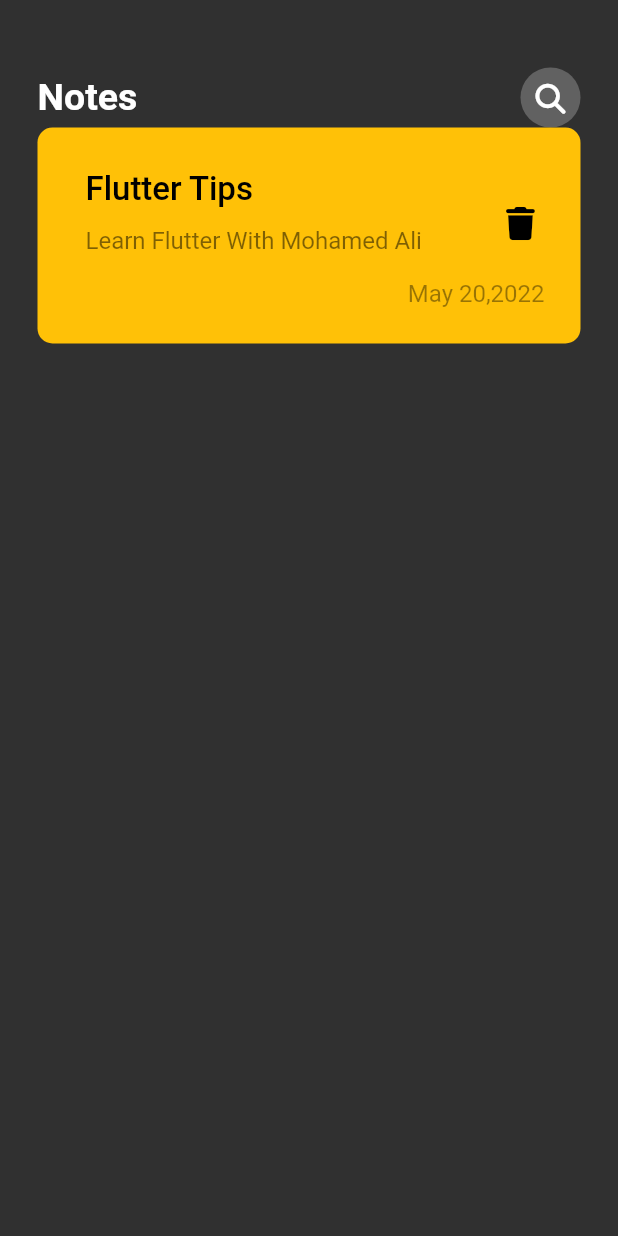
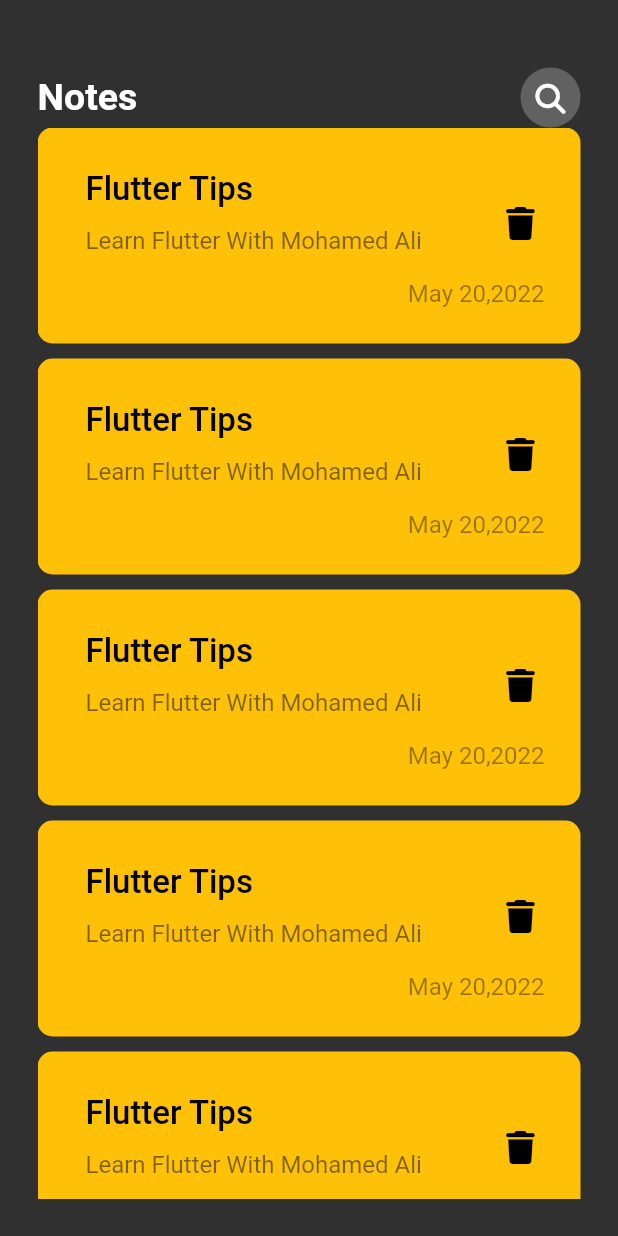
Before and after one commit to Mohamed-Yassien/notes_app, a Flutter app: the screen it shows after launch, on a phone screen of 412 x 824 dp. Run offline on Flutter 3.47's test engine with Material 2 defaults, Android fonts, the phone set to English and light mode, and no system bars; our stand-ins replace font_awesome_flutter.

Commit message:
add notes listview

```diff
--- a/lib/views/notes_view.dart
+++ b/lib/views/notes_view.dart
@@ -1,6 +1,7 @@
 import 'package:flutter/material.dart';
 import 'package:notes_app_with_bloc/widgets/custom_app_bar.dart';
 import 'package:notes_app_with_bloc/widgets/custom_note_item.dart';
+import 'package:notes_app_with_bloc/widgets/notes_list_view.dart';
 
 class NotesView extends StatelessWidget {
   const NotesView({Key? key}) : super(key: key);
@@ -18,7 +19,9 @@
         child: Column(
           children: const [
             CustomAppBar(),
-            CustomNoteItem(),
+            Expanded(
+              child: NotesListView(),
+            ),
           ],
         ),
       ),
--- /dev/null
+++ b/lib/widgets/notes_list_view.dart
@@ -0,0 +1,24 @@
+import 'package:flutter/material.dart';
+import 'package:notes_app_with_bloc/widgets/custom_note_item.dart';
+
+class NotesListView extends StatelessWidget {
+  const NotesListView({
+    Key? key,
+  }) : super(key: key);
+
+  @override
+  Widget build(BuildContext context) {
+    return ListView.separated(
+      physics: const BouncingScrollPhysics(),
+      itemBuilder: (context, index) {
+        return const CustomNoteItem();
+      },
+      separatorBuilder: (context, index) {
+        return const SizedBox(
+          height: 10,
+        );
+      },
+      itemCount: 20,
+    );
+  }
+}
```
